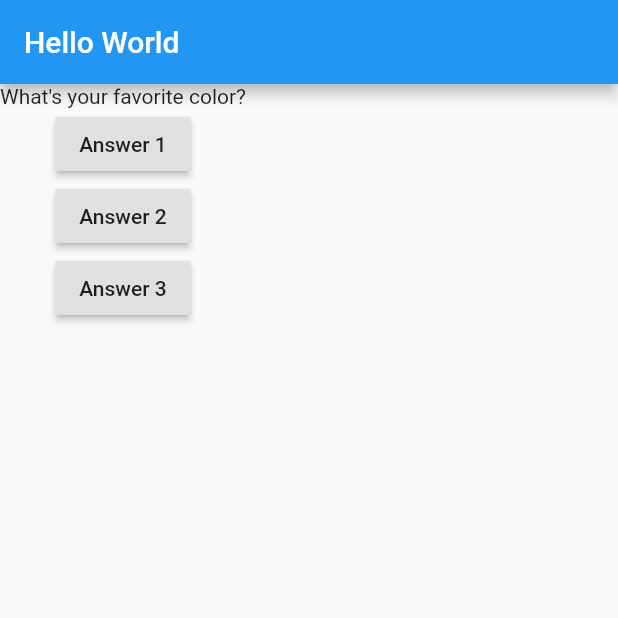
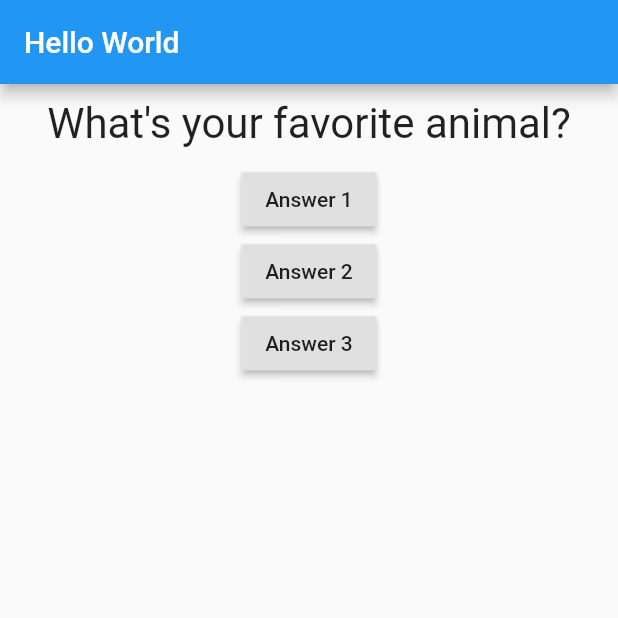
Before and after one commit to himangshuishere/Flutter, a Flutter app: the screen it shows after launch, after a tap on "Answer 1", on a phone screen of 412 x 824 dp, the top half of it. Run offline on Flutter 3.47's test engine with Material 2 defaults, Android fonts, the light colour scheme and no system bars.

Commit message:
Fixatures and Features Added!
Added stateful class in main.dart
Created question.dart module for keeping the codebase clean.

```diff
--- a/first_app/lib/main.dart
+++ b/first_app/lib/main.dart
@@ -1,4 +1,5 @@
 import 'package:flutter/material.dart';
+import './question.dart';
 
 // void main(){
 //   runApp(FirstApp());
@@ -7,14 +8,24 @@
 // Alternative block of the above code.
 void main() => runApp(FirstApp());
 
-class FirstApp extends StatelessWidget {
+class FirstApp extends StatefulWidget {
 
-  var questionIndex = 0;
+  @override
+  State<StatefulWidget> createState() {
+    // TODO: implement createState
+    return _FirstAppState();
+  }
+}
 
-  void answerQuestion() {
-    questionIndex += 1;
+class _FirstAppState extends State<FirstApp>{
+  var _questionIndex = 0;
+
+  void _answerQuestion() {
+    setState(() {
+      _questionIndex += 1;
+    });
     // print('Answer chosen!');
-    print(questionIndex);
+    print(_questionIndex);
   }
 
 
@@ -26,13 +37,13 @@
     ];
     return MaterialApp(
       home: Scaffold(
-        appBar: AppBar(title: Text("Hello World")),
+        appBar: AppBar(title: const Text("Hello World")),
         body: Column(
           children: [
-            Text(questions[questionIndex]), // Text
-            RaisedButton(child: Text('Answer 1'), onPressed: answerQuestion), // RaisedButton
-            RaisedButton(child: Text('Answer 2'), onPressed: () => print("Answer 2 chosen!")), // RaisedButton
-            RaisedButton(child: Text('Answer 3'), onPressed: () {
+            Question(questions[_questionIndex]), // Question
+            RaisedButton(child: const Text('Answer 1'), onPressed: _answerQuestion), // RaisedButton
+            RaisedButton(child: const Text('Answer 2'), onPressed: () => print("Answer 2 chosen!")), // RaisedButton
+            RaisedButton(child: const Text('Answer 3'), onPressed: () {
               print("Answer 3 chosen!");
             }),
           ],
--- /dev/null
+++ b/first_app/lib/question.dart
@@ -0,0 +1,21 @@
+import 'package:flutter/material.dart';
+
+class Question extends StatelessWidget {
+
+  final String questionText;
+
+  Question(this.questionText);
+
+  @override
+  Widget build(BuildContext context) {
+    return Container(
+      width: double.infinity,
+      margin: EdgeInsets.all(10),
+      child: Text(
+        questionText,
+        style: const TextStyle(fontSize: 28),
+        textAlign: TextAlign.center,
+      ),
+    );
+  }
+}
```
